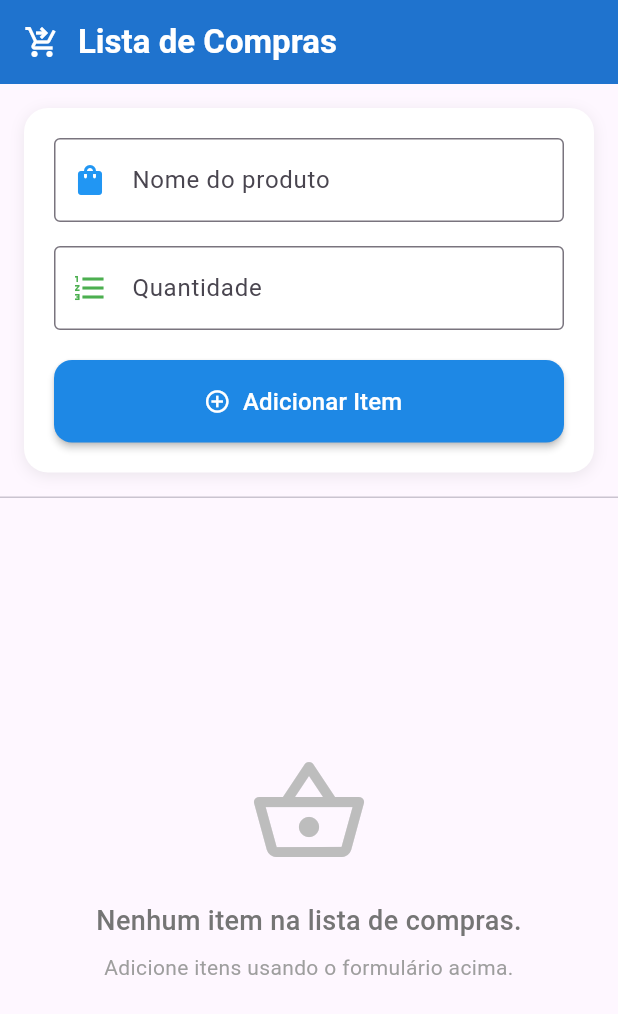
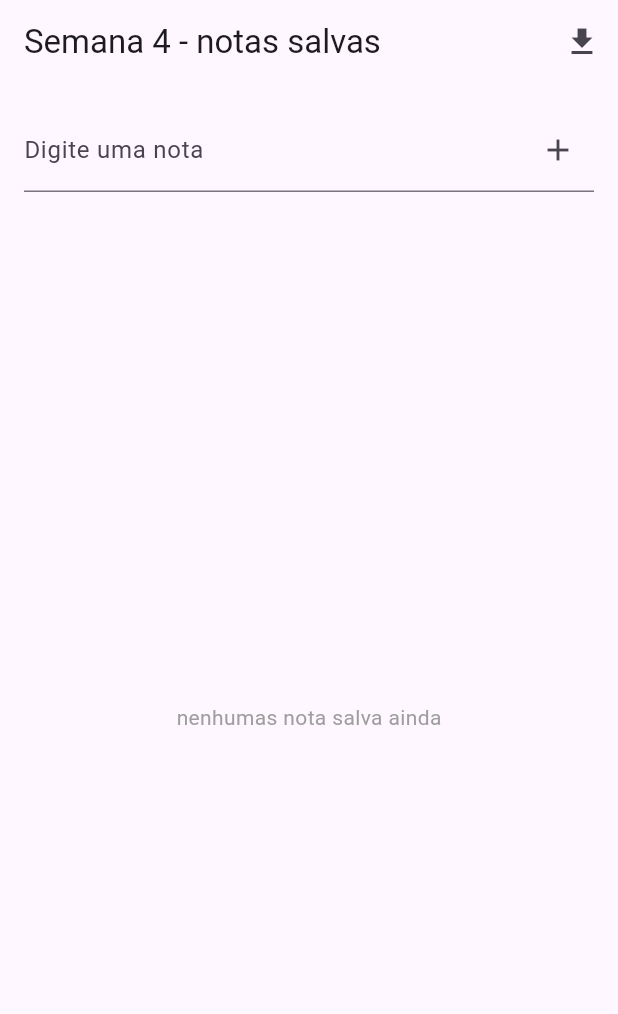
Before and after one commit to Rafaapsantos/Desenvolvimento-Mobile, a Flutter app: the screen it shows after launch, on a phone screen of 412 x 824 dp. Shown: the top 1014 px of the screen. Run offline on Flutter 3.47's test engine with Material 3 defaults, Android fonts, the phone set to English and light mode, and no system bars.

Commit message:
08/10 - Fazendo exemplo que o professor fez de lista de notas

```diff
--- a/flutter1/lib/main.dart
+++ b/flutter1/lib/main.dart
@@ -1,5 +1,5 @@
 import 'package:flutter/material.dart';
-import 'package:flutter1/listaDeCompra/lista_de_compra.dart';
+import 'package:flutter1/semana4_armazenamento/lista_notas_page.dart';
 
 void main() {
   runApp(const MyApp());
@@ -11,7 +11,7 @@ class MyApp extends StatelessWidget {
   @override
   Widget build(BuildContext context) {
     return MaterialApp(
-      home: ListaDeCompra(),
+      home: ListaNotasPage(),
       debugShowCheckedModeBanner: false,
     );
   }
--- /dev/null
+++ b/flutter1/lib/semana4_armazenamento/lista_notas_page.dart
@@ -0,0 +1,96 @@
+import 'package:flutter/material.dart';
+
+class ListaNotasPage extends StatefulWidget {
+  const ListaNotasPage({super.key});
+
+  @override
+  State<ListaNotasPage> createState() => _ListaNotasPageState();
+}
+
+class _ListaNotasPageState extends State<ListaNotasPage> {
+  List<String> _notas = [];
+  List<String> _armazenamentoSimulado = [];
+  final TextEditingController _controller = TextEditingController();
+
+  void carregarNotas() {
+    setState(() {
+      _notas = List.from(_armazenamentoSimulado);
+    });
+  }
+
+  void addNota() {
+    String texto = _controller.text.trim();
+    if (texto.isNotEmpty) {
+      setState(() {
+        _notas.add(texto);
+        _armazenamentoSimulado = List.from(_notas);
+        _controller.clear();
+      });
+    }
+  }
+
+  void removerNota(int index) {
+    setState(() {
+      _notas.removeAt(index);
+      _armazenamentoSimulado = List.from(_notas);
+    });
+  }
+
+  @override
+  Widget build(BuildContext context) {
+    return Scaffold(
+      appBar: AppBar(
+        title: Text('Semana 4 - notas salvas'),
+        actions: [
+          IconButton(
+            onPressed: carregarNotas,
+            icon: Icon(Icons.download),
+            tooltip: 'Carregar notas',
+          ),
+        ],
+      ),
+      body: Padding(
+        padding: EdgeInsets.all(16),
+        child: Column(
+          children: [
+            TextField(
+              controller: _controller,
+              decoration: InputDecoration(
+                labelText: 'Digite uma nota',
+                suffixIcon: IconButton(
+                  onPressed: addNota,
+                  icon: Icon(Icons.add),
+                ),
+              ),
+              onSubmitted: (_) => addNota(),
+            ),
+            SizedBox(height: 20),
+            Expanded(
+              child: _notas.isEmpty
+                  ? Center(
+                      child: Text(
+                        'nenhumas nota salva ainda',
+                        style: TextStyle(color: Colors.grey),
+                      ),
+                    )
+                  : ListView.builder(
+                      itemCount: _notas.length,
+                      itemBuilder: (context, index) {
+                        return Card(
+                          child: ListTile(
+                            title: Text(_notas[index]),
+                            trailing: IconButton(
+                              onPressed: () => removerNota(index),
+                              icon: Icon(Icons.delete, color: Colors.red),
+                            ),
+                          ),
+                        );
+                      },
+                    ),
+            ),
+          ],
+        ),
+      ),
+    );
+  }
+}
```
